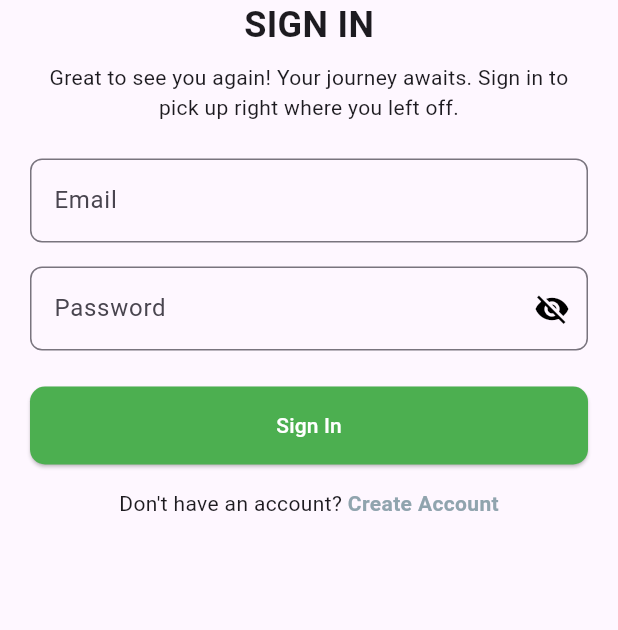
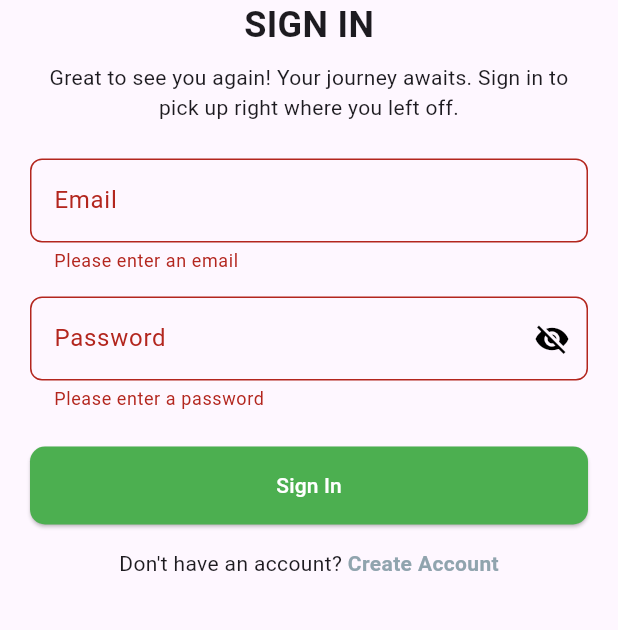
Before and after one commit to aiswaryaajay005/bookly_library, a Flutter app: the screen it shows after launch, after a tap on "Sign In", on a phone screen of 412 x 824 dp, the part 116-746 px from its top. Run offline on Flutter 3.47's test engine with Material 3 defaults, Android fonts, the phone set to English and light mode, and no system bars; our stand-ins replace supabase_flutter; accounts and stored records are empty.

Commit message:
validated

```diff
--- a/lib/helpers/db_helper.dart
+++ b/lib/helpers/db_helper.dart
@@ -81,6 +81,12 @@ class DbHelper {
         email: email,
         password: password,
       );
+      if (res == null) {
+        AppUtils.showSnackBar(
+          message: "Invalid email or Password",
+          context: context!,
+        );
+      }
       Navigator.pushReplacement(
         context!,
         MaterialPageRoute(builder: (context) => BottomNavBar()),
--- /dev/null
+++ b/lib/utils/form_validation.dart
@@ -0,0 +1,112 @@
+// form_validation.dart
+
+class FormValidation {
+  // Email Validation
+  static String? validateEmail(String? email) {
+    if (email == null || email.isEmpty) {
+      return 'Please enter an email';
+    }
+    String pattern =
+        r'^[a-zA-Z0-9._%+-]+@[a-zA-Z0-9.-]+\.[a-zA-Z]{2,}$'; // Regular expression for email
+    RegExp regExp = RegExp(pattern);
+    if (!regExp.hasMatch(email)) {
+      return 'Please enter a valid email address';
+    }
+    return null;
+  }
+
+  // Password Validation
+  static String? validatePassword(String? password) {
+    if (password == null || password.isEmpty) {
+      return 'Please enter a password';
+    }
+    // Check for minimum 6 characters
+    if (password.length < 6) {
+      return 'Password must be at least 6 characters';
+    }
+    return null;
+  }
+
+  static String? validateSliderValue(double value, double min, double max) {
+    if (value < min || value > max) {
+      return 'Value must be between $min and $max';
+    }
+    return null;
+  }
+
+  static String? validateDate(String? value) {
+    if (value == null || value.isEmpty) {
+      return 'Please select a date';
+    }
+
+    // Optional: Validate if the date is within a specific range
+    DateTime selectedDate = DateTime.parse(value);
+    DateTime minDate = DateTime(2000, 1, 1);
+    DateTime maxDate = DateTime(2100, 12, 31);
+
+    if (selectedDate.isBefore(minDate) || selectedDate.isAfter(maxDate)) {
+      return 'Date must be between ${minDate.year} and ${maxDate.year}';
+    }
+
+    return null; // Valid date
+  }
+
+  // Confirm Password Validation
+  static String? validateConfirmPassword(
+    String? confirmPassword,
+    String? password,
+  ) {
+    if (confirmPassword == null || confirmPassword.isEmpty) {
+      return 'Please confirm your password';
+    }
+    if (confirmPassword != password) {
+      return 'Passwords do not match';
+    }
+    return null;
+  }
+
+  // Contact Number Validation (example: 10 digits)
+  static String? validateContact(String? contact) {
+    if (contact == null || contact.isEmpty) {
+      return 'Please enter a contact number';
+    }
+    // Regex for 10-digit contact number (you can modify this pattern for specific formats)
+    String pattern = r'^[0-9]{10}$';
+    RegExp regExp = RegExp(pattern);
+    if (!regExp.hasMatch(contact)) {
+      return 'Please enter a valid 10-digit contact number';
+    }
+    return null;
+  }
+
+  // Name Validation
+  static String? validateName(String? name) {
+    if (name == null || name.isEmpty) {
+      return 'Please enter your name';
+    }
+    return null;
+  }
+
+  // Address Validation
+  static String? validateAddress(String? address) {
+    if (address == null || address.isEmpty) {
+      return 'Please enter your address';
+    }
+    return null;
+  }
+
+  // Dropdown Validation
+  static String? validateDropdown(String? value) {
+    if (value == null || value.isEmpty) {
+      return 'Please select an option';
+    }
+    return null;
+  }
+
+  static String? validateValue(String? val) {
+    if (val == null || val.isEmpty) {
+      return 'Please enter a value';
+    }
+    return null;
+  }
+}
--- a/lib/view/login_screen/login_screen.dart
+++ b/lib/view/login_screen/login_screen.dart
@@ -1,5 +1,6 @@
 import 'package:flutter/material.dart';
 import 'package:interview_task/controller/login_screen_controller.dart';
+import 'package:interview_task/utils/form_validation.dart';
 import 'package:interview_task/view/register_screen/register_screen.dart';
 import 'package:provider/provider.dart';
 
@@ -42,6 +43,7 @@ class _LoginScreenState extends State<LoginScreen> {
               ),
               SizedBox(height: 24),
               TextFormField(
+                validator: (value) => FormValidation.validateEmail(value),
                 controller: screenState.emailController,
                 decoration: InputDecoration(
                   labelText: 'Email',
@@ -52,6 +54,7 @@ class _LoginScreenState extends State<LoginScreen> {
               ),
               SizedBox(height: 16),
               TextFormField(
+                validator: (value) => FormValidation.validatePassword(value),
                 controller: screenState.passwordController,
                 obscureText: screenState.obscure,
                 decoration: InputDecoration(
@@ -84,9 +87,13 @@ class _LoginScreenState extends State<LoginScreen> {
                     ),
                   ),
                   onPressed: () {
-                    context.read<LoginScreenController>().login(
-                      context: context,
-                    );
+                    if (_formKey.currentState!.validate()) {
+                      context.read<LoginScreenController>().login(
+                        context: context,
+                      );
+                    } else {
+                      print("Not Valid");
+                    }
                     // Navigator.push(
                     //   context,
                     //   MaterialPageRoute(builder: (context) => HomeScreen()),
```
Also changed, not shown: lib/view/register_screen/register_screen.dart (+17 -3 lines), 1 other file.
